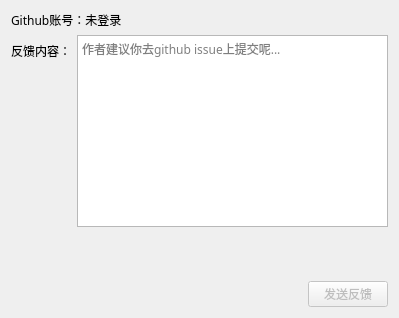
Old version of the form feedback.ui in the repository LYXOfficial/uClock.
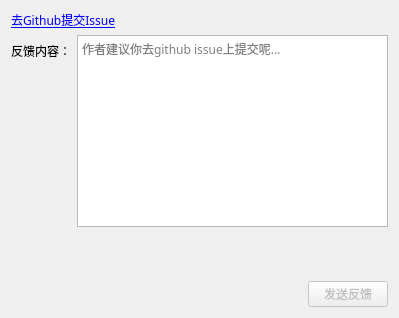
New version of the form.

The edit to the form file:
```diff
--- a/feedback.ui
+++ b/feedback.ui
@@ -79,7 +79,10 @@
    <item row="0" column="0" colspan="2">
     <widget class="QLabel" name="label_2">
      <property name="text">
-      <string>Github账号：未登录</string>
+      <string>&lt;a href=&quot;https://github.com/LYXOfficial/uClock/issues&quot;&gt;去Github提交Issue&lt;/a href&gt;</string>
+     </property>
+     <property name="openExternalLinks">
+      <bool>true</bool>
      </property>
     </widget>
    </item>
```
